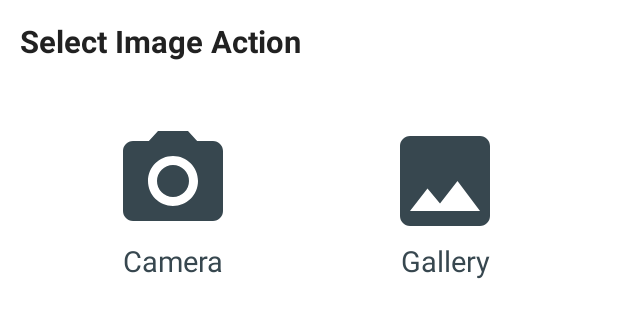
After one commit to Lakshyezz/Bakeit, an Android app: the layout dialog_custom_image_selection.xml on its own in the app's theme, with its tools: preview values and no code run, on a phone screen of 412 x 824 dp. The commit adds this screen. Shown: the top 318 px of the screen. Run offline under Robolectric (Android 15) with nearby library versions, the phone set to English and light mode, and no system bars.

Commit message:
DialogCompleted

```diff
--- a/app/src/main/AndroidManifest.xml
+++ b/app/src/main/AndroidManifest.xml
@@ -16,6 +16,7 @@
             android:name=".view.activities.AddUpdateDishActivity"
             android:label="Add Dish"
             android:theme="@style/Theme.BakeIt.NoActionBar"
+            android:configChanges="orientation"
             >
             <meta-data
                 android:name="android.app.lib_name"
--- /dev/null
+++ b/app/src/main/res/drawable/ic_vector_gallery.xml
@@ -0,0 +1,5 @@
+<vector android:height="80dp" android:tint="#37474F"
+    android:viewportHeight="24" android:viewportWidth="24"
+    android:width="80dp" xmlns:android="http://schemas.android.com/apk/res/android">
+    <path android:fillColor="@android:color/white" android:pathData="M21,19V5c0,-1.1 -0.9,-2 -2,-2H5c-1.1,0 -2,0.9 -2,2v14c0,1.1 0.9,2 2,2h14c1.1,0 2,-0.9 2,-2zM8.5,13.5l2.5,3.01L14.5,12l4.5,6H5l3.5,-4.5z"/>
+</vector>
--- /dev/null
+++ b/app/src/main/res/drawable/ic_vector_photo_camera.xml
@@ -0,0 +1,6 @@
+<vector android:height="80dp" android:tint="#37474F"
+    android:viewportHeight="24" android:viewportWidth="24"
+    android:width="80dp" xmlns:android="http://schemas.android.com/apk/res/android">
+    <path android:fillColor="@android:color/white" android:pathData="M12,12m-3.2,0a3.2,3.2 0,1 1,6.4 0a3.2,3.2 0,1 1,-6.4 0"/>
+    <path android:fillColor="@android:color/white" android:pathData="M9,2L7.17,4L4,4c-1.1,0 -2,0.9 -2,2v12c0,1.1 0.9,2 2,2h16c1.1,0 2,-0.9 2,-2L22,6c0,-1.1 -0.9,-2 -2,-2h-3.17L15,2L9,2zM12,17c-2.76,0 -5,-2.24 -5,-5s2.24,-5 5,-5 5,2.24 5,5 -2.24,5 -5,5z"/>
+</vector>
--- /dev/null
+++ b/app/src/main/res/layout/dialog_custom_image_selection.xml
@@ -0,0 +1,60 @@
+<?xml version="1.0" encoding="utf-8"?>
+<!--TODO Step 3: Design the custom dialog using the constraint layout.-->
+<!--START-->
+<androidx.constraintlayout.widget.ConstraintLayout xmlns:android="http://schemas.android.com/apk/res/android"
+    xmlns:app="http://schemas.android.com/apk/res-auto"
+    android:layout_width="match_parent"
+    android:layout_height="wrap_content"
+    android:orientation="vertical"
+    android:padding="@dimen/_10sdp"
+    app:chainUseRtl="true">
+
+    <TextView
+        android:id="@+id/tv_title"
+        android:layout_width="match_parent"
+        android:layout_height="wrap_content"
+        android:text="@string/title_select_image_action"
+        android:textColor="@color/grey_900"
+        android:textSize="@dimen/_16sdp"
+        android:textStyle="bold"
+        app:layout_constraintBottom_toTopOf="@id/tv_camera"
+        app:layout_constraintLeft_toLeftOf="parent"
+        app:layout_constraintRight_toRightOf="parent"
+        app:layout_constraintTop_toTopOf="parent" />
+
+    <TextView
+        android:id="@+id/tv_camera"
+        android:layout_width="wrap_content"
+        android:layout_height="wrap_content"
+        android:layout_margin="@dimen/_30sdp"
+        android:foreground="?attr/selectableItemBackgroundBorderless"
+        android:gravity="center"
+        android:text="@string/lbl_camera"
+        android:textColor="@color/blue_grey_700"
+        android:textSize="@dimen/_15sdp"
+        app:drawableTopCompat="@drawable/ic_vector_photo_camera"
+        app:layout_constraintBottom_toBottomOf="parent"
+        app:layout_constraintHorizontal_chainStyle="spread"
+        app:layout_constraintLeft_toLeftOf="parent"
+        app:layout_constraintRight_toLeftOf="@id/tv_gallery"
+        app:layout_constraintTop_toBottomOf="@id/tv_title" />
+
+    <TextView
+        android:id="@+id/tv_gallery"
+        android:layout_width="wrap_content"
+        android:layout_height="wrap_content"
+        android:layout_margin="@dimen/_30sdp"
+        android:foreground="?attr/selectableItemBackgroundBorderless"
+        android:gravity="center"
+        android:text="@string/lbl_gallery"
+        android:textColor="@color/blue_grey_700"
+        android:textSize="@dimen/_15sdp"
+        app:drawableTopCompat="@drawable/ic_vector_gallery"
+        app:layout_constraintBottom_toBottomOf="parent"
+        app:layout_constraintHorizontal_chainStyle="spread"
+        app:layout_constraintLeft_toRightOf="@id/tv_camera"
+        app:layout_constraintRight_toRightOf="parent"
+        app:layout_constraintTop_toBottomOf="@id/tv_title" />
+
+</androidx.constraintlayout.widget.ConstraintLayout>
+    <!--END-->
--- a/app/src/main/res/values/strings.xml
+++ b/app/src/main/res/values/strings.xml
@@ -15,4 +15,8 @@
     <string name="lbl_cooking_time_in_minutes">Cooking Time In Minutes</string>
     <string name="lbl_direction_to_cook">Direction To Cook</string>
 
+    <string name="title_select_image_action">Select Image Action</string>
+    <string name="lbl_camera">Camera</string>
+    <string name="lbl_gallery">Gallery</string>
+
 </resources>
```
Also changed, not shown: app/src/main/java/com/example/bakeit/view/activities/AddUpdateDishActivity.kt (+54 -2 lines), app/src/main/res/layout/activity_add_update_dish.xml (+5 -4 lines).
